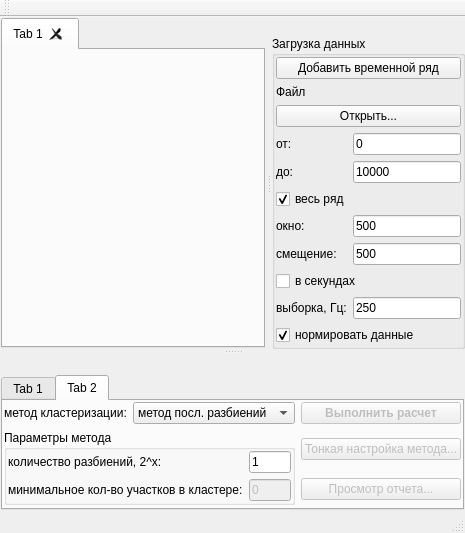
This is src/mainwindow.ui in zOrg1331/qznonstat as Qt 5 draws it before an edit. The edited form follows.
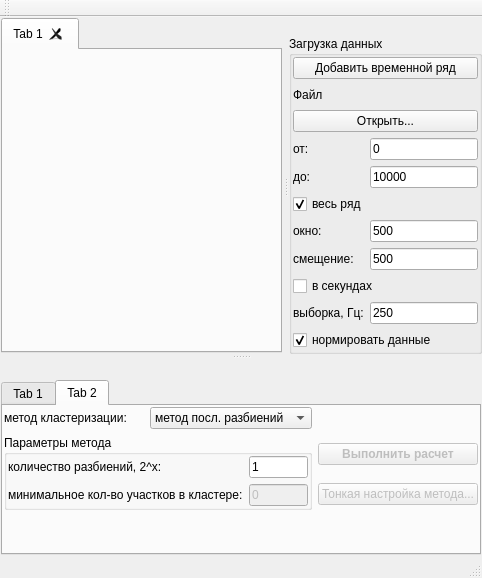
This is the edited form. The open tabs and pages were chosen to show the change.

Commit message:
окно отчета по кластеризации удалил
виджет с распределением кластеров перенес в "настройку параметров
кластеризации"

```diff
--- a/src/mainwindow.ui
+++ b/src/mainwindow.ui
@@ -6,8 +6,8 @@
    <rect>
     <x>0</x>
     <y>0</y>
-    <width>438</width>
-    <height>514</height>
+    <width>482</width>
+    <height>578</height>
    </rect>
   </property>
   <property name="windowTitle">
@@ -412,7 +412,17 @@
              </property>
             </spacer>
            </item>
-           <item row="0" column="2">
+           <item row="2" column="2">
+            <widget class="QPushButton" name="clusterSetupMethodButton">
+             <property name="enabled">
+              <bool>false</bool>
+             </property>
+             <property name="text">
+              <string>Тонкая настройка метода...</string>
+             </property>
+            </widget>
+           </item>
+           <item row="1" column="2">
             <widget class="QPushButton" name="doClusterButton">
              <property name="enabled">
               <bool>false</bool>
@@ -428,26 +438,6 @@
              </property>
             </widget>
            </item>
-           <item row="1" column="2">
-            <widget class="QPushButton" name="clusterSetupMethodButton">
-             <property name="enabled">
-              <bool>false</bool>
-             </property>
-             <property name="text">
-              <string>Тонкая настройка метода...</string>
-             </property>
-            </widget>
-           </item>
-           <item row="2" column="2">
-            <widget class="QPushButton" name="showClusterisationReportButton">
-             <property name="enabled">
-              <bool>false</bool>
-             </property>
-             <property name="text">
-              <string>Просмотр отчета...</string>
-             </property>
-            </widget>
-           </item>
           </layout>
          </item>
         </layout>
```
Left out of the diff: 4 changed lines with no effect on the pictures. The commit also changes 7 other files.
